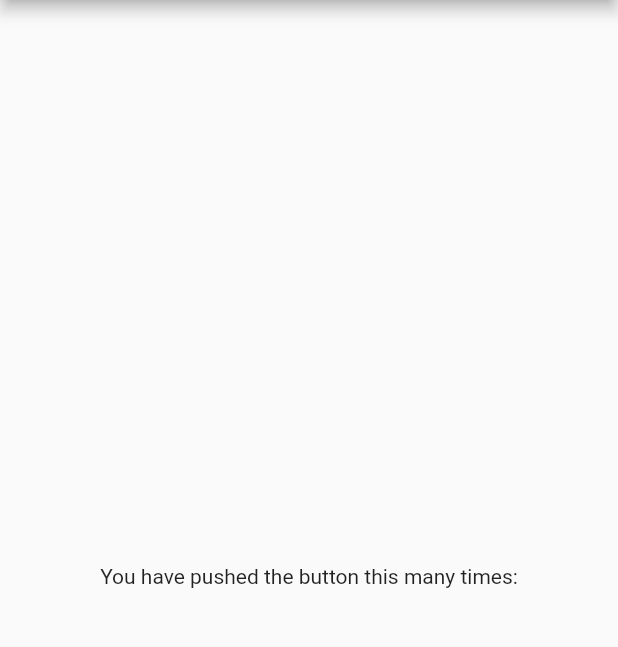
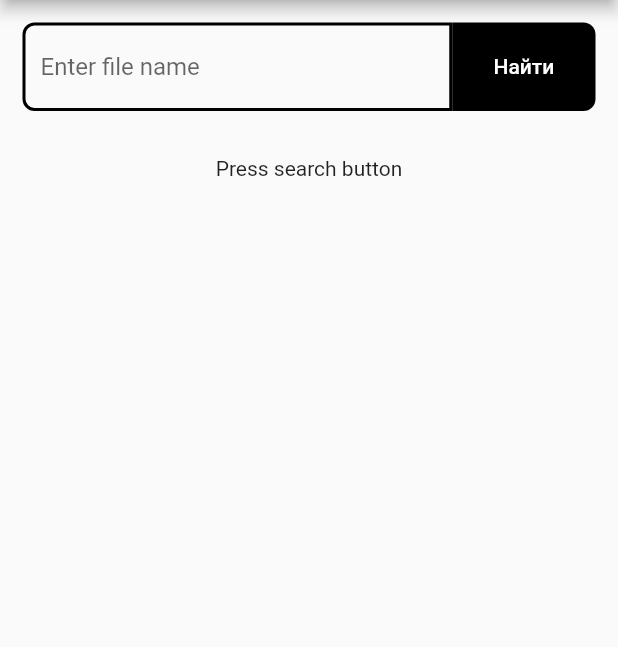
Before and after one commit to ann-who/flutter_course, a Flutter app: the screen it shows after launch, on a phone screen of 412 x 824 dp, the part 84-731 px from its top. Run offline on Flutter 3.47's test engine with Material 2 defaults, Android fonts, the phone set to English and light mode, and no system bars.

Commit message:
Add TextField searching

```diff
--- /dev/null
+++ b/08_AsyncFuture/load_file/lib/fetch_file.dart
@@ -0,0 +1,5 @@
+import 'package:flutter/services.dart';
+
+Future<String> fetchFileFromAssets(String assetsPath) async {
+  return rootBundle.loadString(assetsPath).then((file) => file.toString());
+}
--- a/08_AsyncFuture/load_file/lib/main.dart
+++ b/08_AsyncFuture/load_file/lib/main.dart
@@ -1,4 +1,5 @@
 import 'package:flutter/material.dart';
+import 'package:load_file/fetch_file.dart';
 
 void main() {
   runApp(MyApp());
@@ -28,20 +29,104 @@ class MyHomePage extends StatefulWidget {
 }
 
 class _MyHomePageState extends State<MyHomePage> {
+  final _textController = TextEditingController();
+  Future<String> _screenText;
+
   @override
+  void dispose() {
+    _textController.dispose();
+    super.dispose();
+  }
+
   Widget build(BuildContext context) {
     return Scaffold(
       appBar: AppBar(
         title: Text(widget.title),
       ),
-      body: Center(
-        child: Column(
-          mainAxisAlignment: MainAxisAlignment.center,
-          children: <Widget>[
-            Text(
-              'You have pushed the button this many times:',
-            ),
-          ],
+      body: SingleChildScrollView(
+        child: Center(
+          child: Column(
+            mainAxisAlignment: MainAxisAlignment.start,
+            children: <Widget>[
+              IntrinsicHeight(
+                child: Padding(
+                  padding: EdgeInsets.all(15.0),
+                  child: Row(
+                    crossAxisAlignment: CrossAxisAlignment.stretch,
+                    children: <Widget>[
+                      Expanded(
+                        flex: 3,
+                        child: TextField(
+                          controller: _textController,
+                          expands: false,
+                          decoration: InputDecoration(
+                            focusedBorder: OutlineInputBorder(
+                              borderSide:
+                                  BorderSide(color: Colors.black, width: 2),
+                              borderRadius: const BorderRadius.only(
+                                  topLeft: Radius.circular(8.0),
+                                  bottomLeft: Radius.circular(8.0)),
+                            ),
+                            enabledBorder: OutlineInputBorder(
+                              borderSide:
+                                  BorderSide(color: Colors.black, width: 2),
+                              borderRadius: const BorderRadius.only(
+                                  topLeft: Radius.circular(8.0),
+                                  bottomLeft: Radius.circular(8.0)),
+                            ),
+                            hintText: 'Enter file name',
+                          ),
+                        ),
+                      ),
+                      Expanded(
+                        child: Container(
+                          decoration: BoxDecoration(
+                            color: Colors.black,
+                            borderRadius: BorderRadius.only(
+                              topRight: Radius.circular(8.0),
+                              bottomRight: Radius.circular(8.0),
+                            ),
+                          ),
+                          child: TextButton(
+                            onPressed: () {
+                              _screenText = fetchFileFromAssets(
+                                  'assets/' + _textController.text + '.txt');
+                              setState(() {});
+                            },
+                            child: Text(
+                              'Найти',
+                              style: TextStyle(color: Colors.white),
+                            ),
+                          ),
+                        ),
+                      ),
+                    ],
+                  ),
+                ),
+              ),
+              Padding(
+                padding: EdgeInsets.all(15.0),
+                child: FutureBuilder<String>(
+                  future: _screenText,
+                  builder: (BuildContext context, AsyncSnapshot snapshot) {
+                    switch (snapshot.connectionState) {
+                      case ConnectionState.done:
+                        if (snapshot.hasError) {
+                          print(snapshot.error);
+                          return const Center(child: Text('File not found'));
+                        }
+                        return SingleChildScrollView(
+                            child: Text(snapshot.data));
+                      case ConnectionState.waiting:
+                        return const Center(child: Text('Loading...'));
+                      default:
+                        return const Center(child: Text('Press search button'));
+                    }
+                  },
+                ),
+              ),
+            ],
+          ),
         ),
       ),
     );
```
